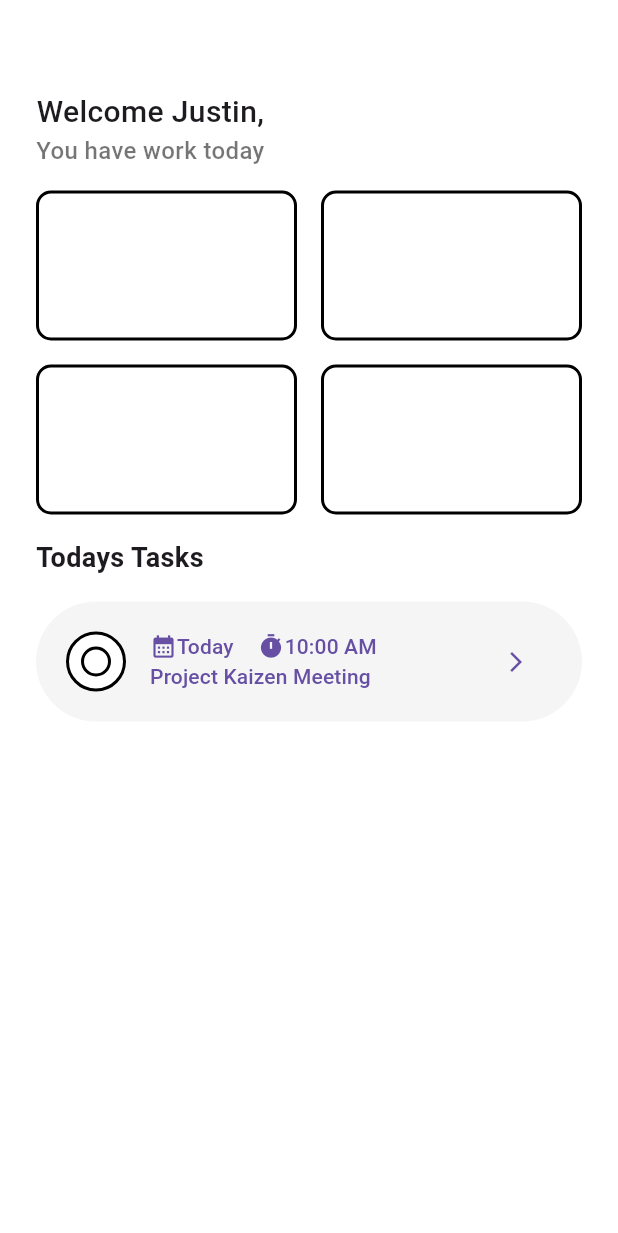
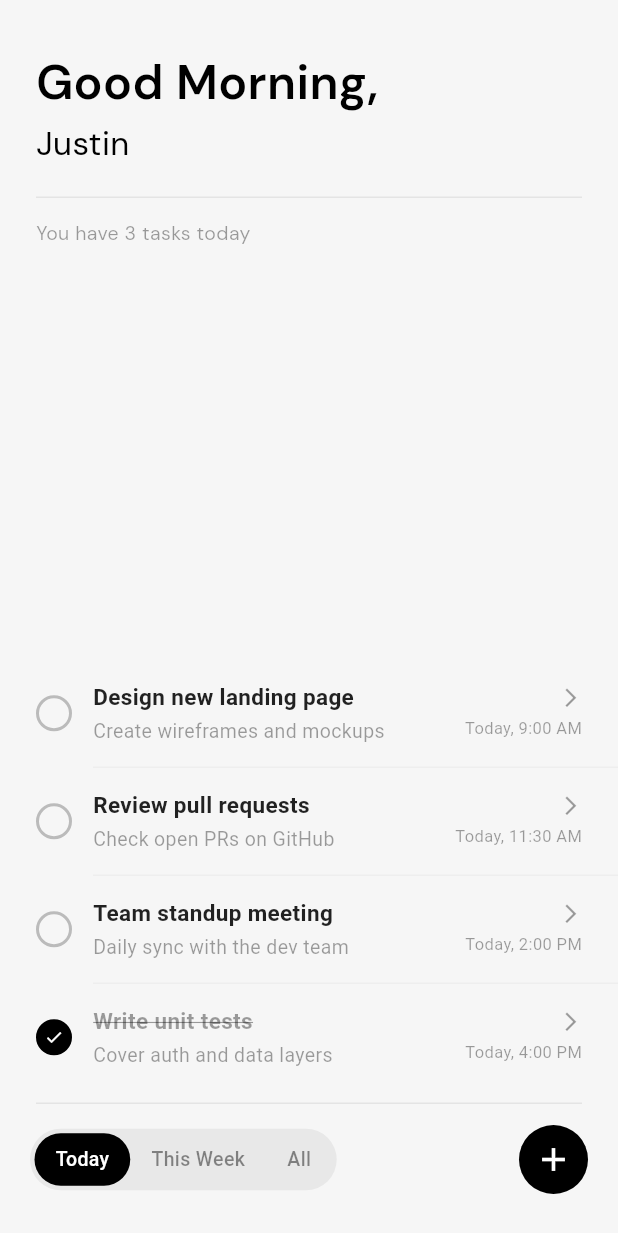
Before and after one commit to zjsuarez/Flutter-TodoList-with-Firebase, a Flutter app: the DashboardScreen screen opened by its route, on a phone screen of 412 x 824 dp. Shown: the top 1233 px of the screen. Run offline on Flutter 3.47's test engine with Material 3 defaults, Android fonts, the phone set to English and light mode, and no system bars; our stand-ins replace go_router, google_fonts.

Commit message:
(style): Redesigned dashboard screen

```diff
--- a/lib/src/features/dashboard/presentation/dashboard_screen.dart
+++ b/lib/src/features/dashboard/presentation/dashboard_screen.dart
@@ -1,4 +1,6 @@
+import 'package:flutter/cupertino.dart';
 import 'package:flutter/material.dart';
+import 'package:google_fonts/google_fonts.dart';
 
 class DashboardScreen extends StatefulWidget {
   const DashboardScreen({super.key});
@@ -8,169 +10,163 @@ class DashboardScreen extends StatefulWidget {
 }
 
 class _DashboardScreenState extends State<DashboardScreen> {
+  int _selectedFilter = 0;
+
+  final List<Map<String, dynamic>> _tasks = [
+    {
+      'title': 'Design new landing page',
+      'description': 'Create wireframes and mockups',
+      'date': 'Today, 9:00 AM',
+      'done': false,
+    },
+    {
+      'title': 'Review pull requests',
+      'description': 'Check open PRs on GitHub',
+      'date': 'Today, 11:30 AM',
+      'done': false,
+    },
+    {
+      'title': 'Team standup meeting',
+      'description': 'Daily sync with the dev team',
+      'date': 'Today, 2:00 PM',
+      'done': false,
+    },
+    {
+      'title': 'Write unit tests',
+      'description': 'Cover auth and data layers',
+      'date': 'Today, 4:00 PM',
+      'done': true,
+    },
+  ];
+
   @override
   Widget build(BuildContext context) {
     return Scaffold(
-      backgroundColor: Colors.white,
-      body: Padding(
-        padding: EdgeInsets.only(left: 24.0, right: 24.0, top: 60),
+      backgroundColor: const Color(0xFFF6F6F6),
+      body: SafeArea(
         child: Column(
           crossAxisAlignment: CrossAxisAlignment.start,
-          children: <Widget>[
-            Column(
+          children: [
+            // Header
+            Padding(
+              padding: const EdgeInsets.fromLTRB(24, 32, 24, 20),
+              child: Column(
+                crossAxisAlignment: CrossAxisAlignment.start,
                 children: [
                   Text(
-                  'Welcome Justin,',
-                  style: TextStyle(fontSize: 20, fontWeight: FontWeight.w500),
-                ),
-                Text(
-                  'You have work today',
-                  style: TextStyle(
-                    fontSize: 16,
-                    fontWeight: FontWeight.w500,
-                    color: Colors.black54,
+                    'Good Morning,',
+                    style: GoogleFonts.dmSans(
+                      fontSize: 32,
+                      color: Colors.black,
+                      fontWeight: FontWeight.w600,
                     ),
                   ),
-              ],
-            ),
-            SizedBox(height: 15),
-            Row(
-              children: [
-                Expanded(
-                  child: Container(
-                    height: 100,
-                    decoration: BoxDecoration(
-                      color: const Color.fromARGB(255, 255, 255, 255),
-                      border: Border.all(color: Colors.black, width: 2),
-                      borderRadius: BorderRadius.circular(10),
-                    ),
-                  ),
-                ),
-                SizedBox(width: 16),
-                Expanded(
-                  child: Container(
-                    height: 100,
-                    decoration: BoxDecoration(
-                      color: const Color.fromARGB(255, 255, 255, 255),
-                      border: Border.all(color: Colors.black, width: 2),
-                      borderRadius: BorderRadius.circular(10),
-                    ),
-                  ),
-                ),
-              ],
-            ),
-            SizedBox(height: 16),
-            Row(
-              children: [
-                Expanded(
-                  child: Container(
-                    height: 100,
-                    decoration: BoxDecoration(
-                      color: const Color.fromARGB(255, 255, 255, 255),
-                      border: Border.all(color: Colors.black, width: 2),
-                      borderRadius: BorderRadius.circular(10),
-                    ),
-                  ),
-                ),
-                SizedBox(width: 16),
-                Expanded(
-                  child: Container(
-                    height: 100,
-                    decoration: BoxDecoration(
-                      color: const Color.fromARGB(255, 255, 255, 255),
-                      border: Border.all(color: Colors.black, width: 2),
-                      borderRadius: BorderRadius.circular(10),
-                    ),
-                  ),
-                ),
-              ],
-            ),
-            SizedBox(height: 16),
+                  const SizedBox(height: 2),
                   Text(
-              'Todays Tasks',
-              style: TextStyle(fontSize: 18, fontWeight: FontWeight.w600),
-            ),
-            SizedBox(height: 16),
-            Column(
-              children: <Widget>[
-                Container(
-                  height: 80,
-                  child: ElevatedButton(
-                    onPressed: () {},
-                    style: ElevatedButton.styleFrom(
-                      backgroundColor: const Color.fromARGB(10, 0, 0, 0),
-                      elevation: 0,
-                      shape: StadiumBorder(),
-                      padding: EdgeInsets.all(20),
-                    ),
-                    child: Row(
-                      children: [
-                        SizedBox(
-                          width: 40,
-                          height: 40,
-                          child: Stack(
-                            alignment: Alignment.center,
-                            children: [
-                              Container(
-                                width: 40,
-                                height: 40,
-                                decoration: BoxDecoration(
-                                  color: Colors.white,
-                                  shape: BoxShape.circle,
-                                  border: Border.all(
+                    'Justin',
+                    style: GoogleFonts.dmSans(
+                      fontSize: 22,
+                      fontWeight: FontWeight.w400,
                       color: Colors.black,
-                                    width: 2,
-                                  ),
-                                ),
-                              ),
-                              Container(
-                                width: 20,
-                                height: 20,
-                                decoration: BoxDecoration(
-                                  color: const Color.fromARGB(255, 255, 255, 255),
-                                  shape: BoxShape.circle,
-                                  border: Border.all(
-                                    color: Colors.black,
-                                    width: 2,
-                                  ),
                     ),
                   ),
                 ],
               ),
             ),
-                        SizedBox(width: 16),
+
+            Padding(
+              padding: const EdgeInsets.fromLTRB(24, 0, 24, 0),
+              child: const Divider(height: 1, thickness: 1, color: Color(0xFFE4E4E4)),
+            ),
+
+            Padding(
+              padding: const EdgeInsets.fromLTRB(24, 14, 24, 0),
+              child: Text(
+                'You have ${_tasks.where((t) => !(t['done'] as bool)).length} tasks today',
+                style: GoogleFonts.dmSans(fontSize: 13, color: Colors.black38),
+              ),
+            ),
+
+            const Spacer(),
+
+            // Task list
             Column(
-                          crossAxisAlignment: CrossAxisAlignment.start,
+              children: List.generate(_tasks.length * 2 - 1, (i) {
+                if (i.isOdd) {
+                  return const Divider(
+                    height: 1,
+                    indent: 62,
+                    endIndent: 0,
+                    color: Color(0xFFEEEEEE),
+                  );
+                }
+                final index = i ~/ 2;
+                final task = _tasks[index];
+                return _TaskTile(
+                  title: task['title'] as String,
+                  description: task['description'] as String,
+                  dateTime: task['date'] as String,
+                  done: task['done'] as bool,
+                  onToggle: () {
+                    setState(() {
+                      _tasks[index]['done'] = !(_tasks[index]['done'] as bool);
+                    });
+                  },
+                );
+              }),
+            ),
+
+            const SizedBox(height: 8),
+            Padding(
+              padding: const EdgeInsets.fromLTRB(24, 0, 24, 0),
+              child: const Divider(height: 1, thickness: 1, color: Color(0xFFE4E4E4)),
+            ),
+            // Bottom bar
+            Padding(
+              padding: const EdgeInsets.fromLTRB(20, 14, 20, 28),
+              child: Row(
                 children: [
-                            Row(
+                  Container(
+                    decoration: BoxDecoration(
+                      color: const Color(0xFFE8E8E8),
+                      borderRadius: BorderRadius.circular(22),
+                    ),
+                    padding: const EdgeInsets.all(3),
+                    child: Row(
                       children: [
-                                Row(
-                                  children: [
-                                    Icon(Icons.calendar_month),
-                                    Text('Today')
-                                  ],
+                        _FilterChip(
+                          label: 'Today',
+                          selected: _selectedFilter == 0,
+                          onTap: () => setState(() => _selectedFilter = 0),
                         ),
-                                SizedBox(width: 16),
-                                Row(
-                                  children: [
-                                    Icon(Icons.timer),
-                                    Text('10:00 AM')
-                                  ],
-                                )
-                              ],
+                        _FilterChip(
+                          label: 'This Week',
+                          selected: _selectedFilter == 1,
+                          onTap: () => setState(() => _selectedFilter = 1),
                         ),
-                            Text('Project Kaizen Meeting'),
-                          ],
+                        _FilterChip(
+                          label: 'All',
+                          selected: _selectedFilter == 2,
+                          onTap: () => setState(() => _selectedFilter = 2),
                         ),
-                        Spacer(),
-                        Icon(Icons.arrow_forward_ios, size: 16),
-                        SizedBox(width: 16),
                       ],
                     ),
                   ),
+                  const Spacer(),
+                  GestureDetector(
+                    onTap: () {},
+                    child: Container(
+                      width: 46,
+                      height: 46,
+                      decoration: const BoxDecoration(
+                        color: Colors.black,
+                        shape: BoxShape.circle,
                       ),
-                SizedBox(height: 16),
+                      child: const Icon(Icons.add, color: Colors.white, size: 26),
+                    ),
+                  ),
                 ],
+              ),
             ),
           ],
         ),
@@ -178,3 +174,130 @@ class _DashboardScreenState extends State<DashboardScreen> {
     );
   }
 }
+
+class _TaskTile extends StatelessWidget {
+  final String title;
+  final String description;
+  final String dateTime;
+  final bool done;
+  final VoidCallback onToggle;
+
+  const _TaskTile({
+    required this.title,
+    required this.description,
+    required this.dateTime,
+    required this.done,
+    required this.onToggle,
+  });
+
+  @override
+  Widget build(BuildContext context) {
+    return Padding(
+      padding: const EdgeInsets.symmetric(horizontal: 24, vertical: 14),
+      child: Row(
+        crossAxisAlignment: CrossAxisAlignment.center,
+        children: [
+          GestureDetector(
+            onTap: onToggle,
+            child: AnimatedContainer(
+              duration: const Duration(milliseconds: 180),
+              width: 24,
+              height: 24,
+              decoration: BoxDecoration(
+                shape: BoxShape.circle,
+                border: Border.all(
+                  color: done ? Colors.black : const Color(0xFFBBBBBB),
+                  width: 2,
+                ),
+                color: done ? Colors.black : Colors.transparent,
+              ),
+              child: done
+                  ? const Icon(Icons.check, size: 13, color: Colors.white)
+                  : null,
+            ),
+          ),
+          const SizedBox(width: 14),
+          Expanded(
+            child: Column(
+              crossAxisAlignment: CrossAxisAlignment.start,
+              children: [
+                Text(
+                  title,
+                  style: TextStyle(
+                    fontSize: 15,
+                    fontWeight: FontWeight.w600,
+                    color: done ? Colors.black38 : Colors.black87,
+                    decoration: done ? TextDecoration.lineThrough : null,
+                    decorationColor: Colors.black38,
+                  ),
+                ),
+                const SizedBox(height: 3),
+                Text(
+                  description,
+                  style: const TextStyle(
+                    fontSize: 13,
+                    color: Colors.black38,
+                  ),
+                ),
+              ],
+            ),
+          ),
+          const SizedBox(width: 10),
+          Column(
+            crossAxisAlignment: CrossAxisAlignment.end,
+            children: [
+              const Icon(
+                Icons.arrow_forward_ios,
+                size: 15,
+                color: Colors.black38,
+              ),
+              const SizedBox(height: 5),
+              Text(
+                dateTime,
+                style: const TextStyle(
+                  fontSize: 11,
+                  color: Colors.black38,
+                ),
+              ),
+            ],
+          ),
+        ],
+      ),
+    );
+  }
+}
+
+class _FilterChip extends StatelessWidget {
+  final String label;
+  final bool selected;
+  final VoidCallback onTap;
+
+  const _FilterChip({
+    required this.label,
+    required this.selected,
+    required this.onTap,
+  });
+
+  @override
+  Widget build(BuildContext context) {
+    return GestureDetector(
+      onTap: onTap,
+      child: AnimatedContainer(
+        duration: const Duration(milliseconds: 300),
+        padding: const EdgeInsets.symmetric(horizontal: 14, vertical: 8),
+        decoration: BoxDecoration(
+          color: selected ? Colors.black : Colors.transparent,
+          borderRadius: BorderRadius.circular(19),
+        ),
+        child: Text(
+          label,
+          style: TextStyle(
+            fontSize: 13,
+            fontWeight: FontWeight.w500,
+            color: selected ? Colors.white : Colors.black45,
+          ),
+        ),
+      ),
+    );
+  }
+}
--- a/pubspec.yaml
+++ b/pubspec.yaml
@@ -11,6 +11,7 @@ dependencies:
     sdk: flutter
   flutter_bloc: ^9.1.1
   go_router: ^17.2.0
+  google_fonts: ^6.2.1
 
 dev_dependencies:
   flutter_test:
```
Also changed, not shown: .claude/settings.local.json (added), pubspec.lock, 2 other files. Lines whose indentation alone changed are shown as unchanged.
